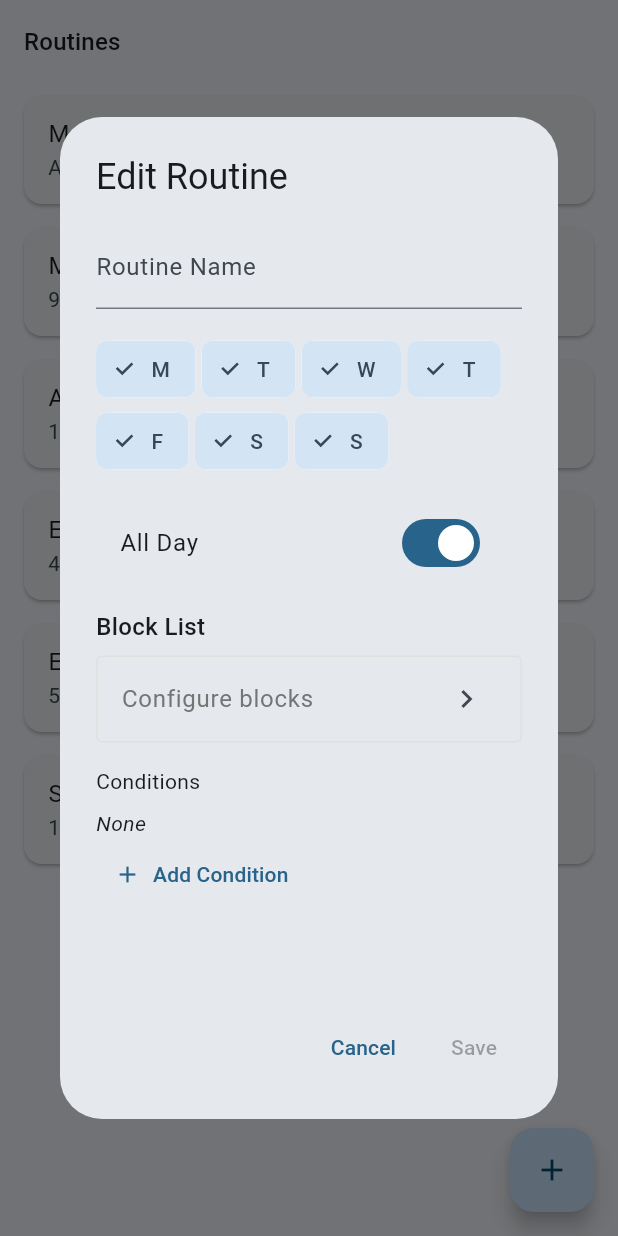
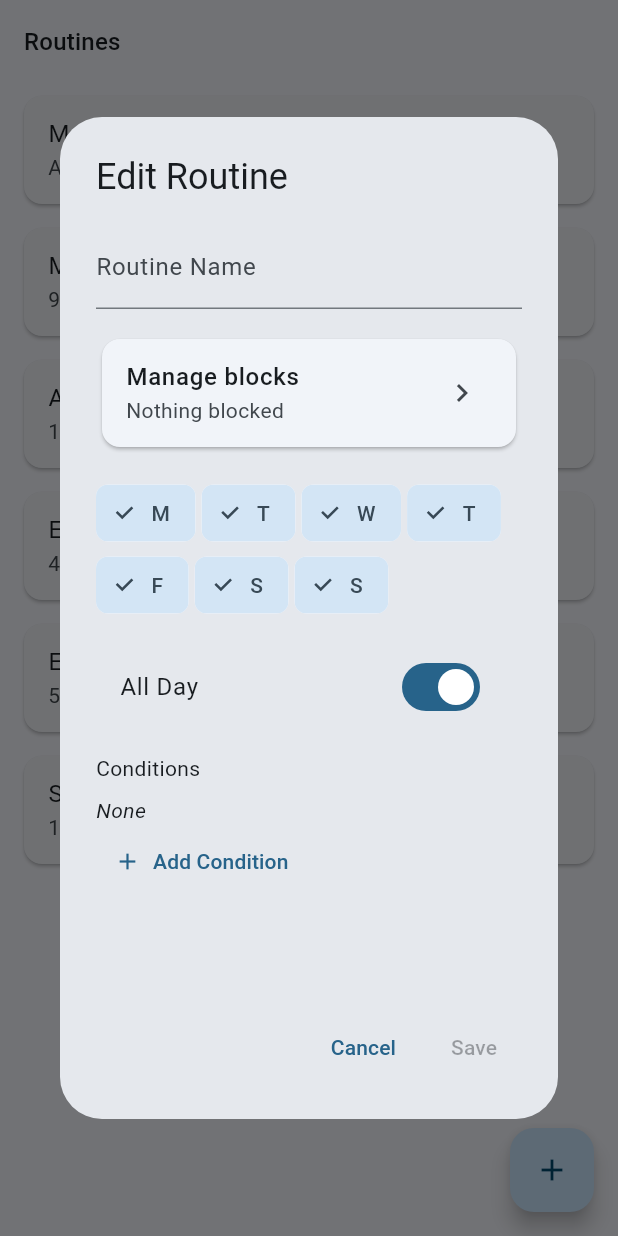
Before and after one commit to feznyng/Routine, a Flutter app: the screen it shows after launch, after a tap on the "add" icon, on a phone screen of 412 x 824 dp. Run offline on Flutter 3.47's test engine with Material 3 defaults, Android fonts, the phone set to English and light mode, and no system bars; our stand-ins replace package_info_plus; missing offline and left inert: cron, launch_at_startup, tray_manager, window_manager; statements that could not run were skipped.

Commit message:
refactor ui

```diff
--- a/lib/widgets/routine_dialog.dart
+++ b/lib/widgets/routine_dialog.dart
@@ -35,6 +35,7 @@ class _RoutineDialogState extends State<RoutineDialog> {
   bool _isValid = false;
   bool _hasChanges = false;
   bool _showBlockList = false;
+  bool _blockSelected = true;  // true = blocklist mode, false = allowlist mode
 
   // Store initial values for comparison
   String? _initialName;
@@ -72,6 +73,7 @@ class _RoutineDialogState extends State<RoutineDialog> {
       final blockList = Manager().blockLists[_blockListId]!;
       _selectedApps = List.from(blockList.apps);
       _selectedSites = List.from(blockList.sites);
+      _blockSelected = !blockList.allowList;
     }
 
     // Store initial values
@@ -134,7 +136,8 @@ class _RoutineDialogState extends State<RoutineDialog> {
           !endTimeEqual ||
           _conditions.length != _initialConditions?.length ||
           !appsEqual ||
-          !sitesEqual;
+          !sitesEqual ||
+          _blockSelected != (_initialApps == null || _initialApps!.isEmpty);
     });
   }
 
@@ -171,6 +174,12 @@ class _RoutineDialogState extends State<RoutineDialog> {
             ? BlockListPage(
                 selectedApps: _selectedApps,
                 selectedSites: _selectedSites,
+                blockSelected: _blockSelected,
+                onBlockModeChanged: (value) {
+                  setState(() {
+                    _blockSelected = value;
+                  });
+                },
                 onSave: (apps, sites) {
                   setState(() {
                     _selectedApps = apps;
@@ -189,11 +198,11 @@ class _RoutineDialogState extends State<RoutineDialog> {
                       decoration: const InputDecoration(labelText: 'Routine Name'),
                     ),
                     const SizedBox(height: 16),
+                    _buildBlockListSection(),
+                    const SizedBox(height: 16),
                     _buildDaySelector(),
                     const SizedBox(height: 16),
                     _buildTimeSection(),
-                    const SizedBox(height: 16),
-                    _buildBlockListSection(),
                     const SizedBox(height: 16),
                     _buildConditionsList(),
                     if (widget.onDelete != null) ...[
@@ -303,94 +312,68 @@ class _RoutineDialogState extends State<RoutineDialog> {
   }
 
   Widget _buildBlockListSection() {
+    String summary = '';
+    if (_selectedApps.isEmpty && _selectedSites.isEmpty) {
+      summary = _blockSelected ? 'Nothing blocked' : 'Everything blocked';
+    } else {
+      List<String> parts = [];
+      if (_selectedApps.isNotEmpty) {
+        parts.add('${_selectedApps.length} apps');
+      }
+      if (_selectedSites.isNotEmpty) {
+        parts.add('${_selectedSites.length} sites');
+      }
+      summary = _blockSelected
+          ? 'Blocking ${parts.join(", ")}'
+          : 'Allowing ${parts.join(", ")}';
+    }
+
     return Column(
       crossAxisAlignment: CrossAxisAlignment.start,
       children: [
-        const Text(
-          'Block List',
-          style: TextStyle(fontSize: 16, fontWeight: FontWeight.w500),
-        ),
-        const SizedBox(height: 8),
         InkWell(
           onTap: () {
             setState(() {
-              _showBlockList = true;
+              _showBlockList = !_showBlockList;
             });
           },
-          child: Container(
-            decoration: BoxDecoration(
-              border: Border.all(color: Colors.grey.shade300),
-              borderRadius: BorderRadius.circular(4),
-            ),
-            child: Column(
-              crossAxisAlignment: CrossAxisAlignment.start,
-              children: [
-                ListTile(
+          child: AnimatedCrossFade(
+            firstChild: Card(
+              child: ListTile(
                 title: Text(
-                    _selectedApps.isEmpty && _selectedSites.isEmpty
-                        ? 'Configure blocks'
-                        : 'Manage blocks',
+                  'Manage blocks',
                   style: TextStyle(
-                      color: _selectedApps.isEmpty && _selectedSites.isEmpty
-                          ? Colors.grey.shade600
-                          : null,
-                    ),
-                  ),
-                  trailing: const Icon(Icons.chevron_right),
-                ),
-                if (_selectedApps.isNotEmpty || _selectedSites.isNotEmpty)
-                  Padding(
-                    padding: const EdgeInsets.fromLTRB(16, 0, 16, 16),
-                    child: Column(
-                      crossAxisAlignment: CrossAxisAlignment.start,
-                      children: [
-                        if (_selectedApps.isNotEmpty) ...[
-                          Text(
-                            'Apps (${_selectedApps.length})',
-                            style: TextStyle(
-                              fontSize: 12,
-                              color: Colors.grey.shade600,
+                    fontSize: 16,
                     fontWeight: FontWeight.w500,
                   ),
                 ),
-                          const SizedBox(height: 4),
-                          Wrap(
-                            spacing: 4,
-                            runSpacing: 4,
-                            children: _selectedApps.map((app) => Chip(
-                              label: Text(app),
-                              materialTapTargetSize: MaterialTapTargetSize.shrinkWrap,
-                              visualDensity: VisualDensity.compact,
-                            )).toList(),
-                          ),
-                        ],
-                        if (_selectedSites.isNotEmpty) ...[
-                          if (_selectedApps.isNotEmpty)
-                            const SizedBox(height: 8),
-                          Text(
-                            'Sites (${_selectedSites.length})',
-                            style: TextStyle(
-                              fontSize: 12,
-                              color: Colors.grey.shade600,
-                              fontWeight: FontWeight.w500,
+                subtitle: Text(summary),
+                trailing: const Icon(Icons.chevron_right),
               ),
             ),
-                          const SizedBox(height: 4),
-                          Wrap(
-                            spacing: 4,
-                            runSpacing: 4,
-                            children: _selectedSites.map((site) => Chip(
-                              label: Text(site),
-                              materialTapTargetSize: MaterialTapTargetSize.shrinkWrap,
-                              visualDensity: VisualDensity.compact,
-                            )).toList(),
-                          ),
-                        ],
-                      ],
-                    ),
-                  ),
-              ],
-            ),
+            secondChild: _showBlockList
+                ? BlockListPage(
+                    selectedApps: _selectedApps,
+                    selectedSites: _selectedSites,
+                    blockSelected: _blockSelected,
+                    onBlockModeChanged: (value) {
+                      setState(() {
+                        _blockSelected = value;
+                      });
+                    },
+                    onSave: (apps, sites) {
+                      setState(() {
+                        _selectedApps = apps;
+                        _selectedSites = sites;
+                        _validateRoutine();
+                      });
+                    },
+                  )
+                : const SizedBox.shrink(),
+            crossFadeState: _showBlockList
+                ? CrossFadeState.showSecond
+                : CrossFadeState.showFirst,
+            duration: const Duration(milliseconds: 200),
           ),
         ),
       ],
@@ -432,10 +415,18 @@ class _RoutineDialogState extends State<RoutineDialog> {
   }
 
   void _saveRoutine() {
-    final routine = widget.routine!;
+    final routine = _createRoutine();
+    Navigator.of(context).pop();
+    widget.onSave(routine);
+  }
+
+  Routine _createRoutine() {
+    final routine = Routine(
+      id: widget.routine?.id ?? const Uuid().v4(),
+      name: _nameController.text
+    );
 
     routine.setDays(_selectedDays);
-
     if (_isAllDay) {
       routine.setAllDay();
     } else {
@@ -447,24 +438,15 @@ class _RoutineDialogState extends State<RoutineDialog> {
       );
     }
 
-    // Update conditions
-    routine.conditions = _conditions;
-
-    // Create or update block list
-    if (_selectedApps.isNotEmpty || _selectedSites.isNotEmpty) {
-      String blockListId = _blockListId ?? const Uuid().v4();
-      BlockList blockList = Manager().blockLists[blockListId] ??
-                           BlockList(name: '${routine.name} Blocks');
+    // Create block list
+    final blockList = BlockList(name: routine.id);
     blockList.apps = _selectedApps;
     blockList.sites = _selectedSites;
-      Manager().blockLists[blockListId] = blockList;
-      routine.blockId = blockListId;
-    } else {
-      routine.blockId = "";
-    }
+    blockList.allowList = !_blockSelected;  // Convert blockSelected to allowList
 
-    Navigator.of(context).pop();
-    widget.onSave(routine);
+    //routine.blockListId = blockList.id;
+
+    return routine;
   }
 
   void _confirmDelete() {
```
Also changed, not shown: lib/widgets/block_list_page.dart (+55 -8 lines). Lines whose indentation alone changed are shown as unchanged.
